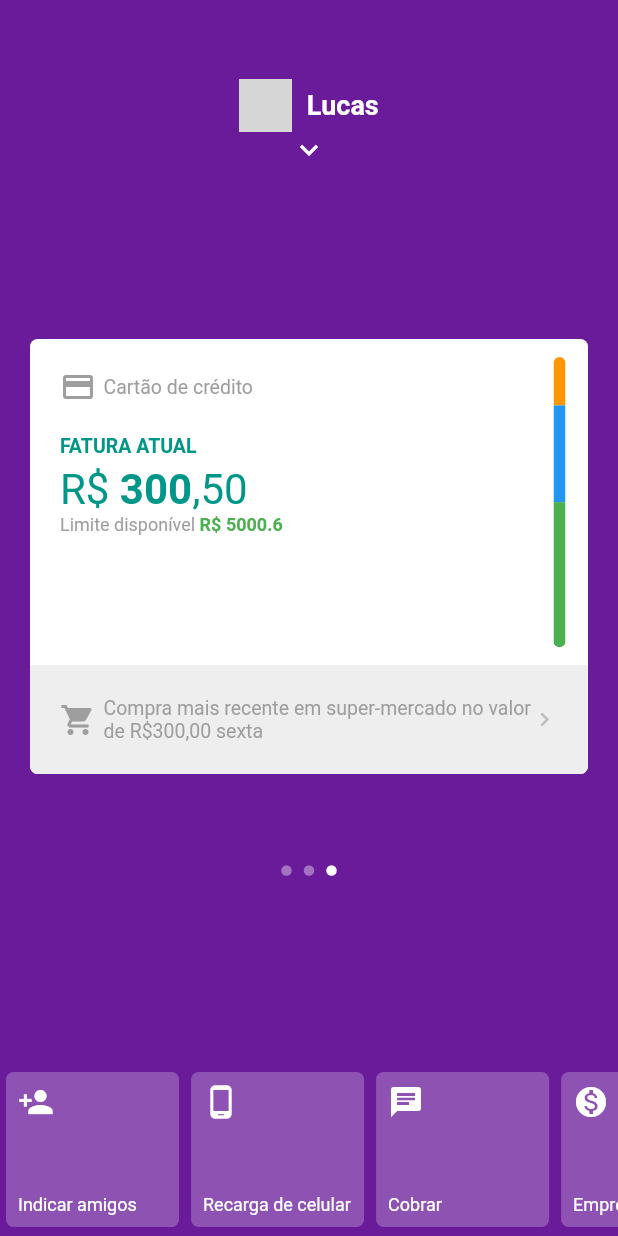
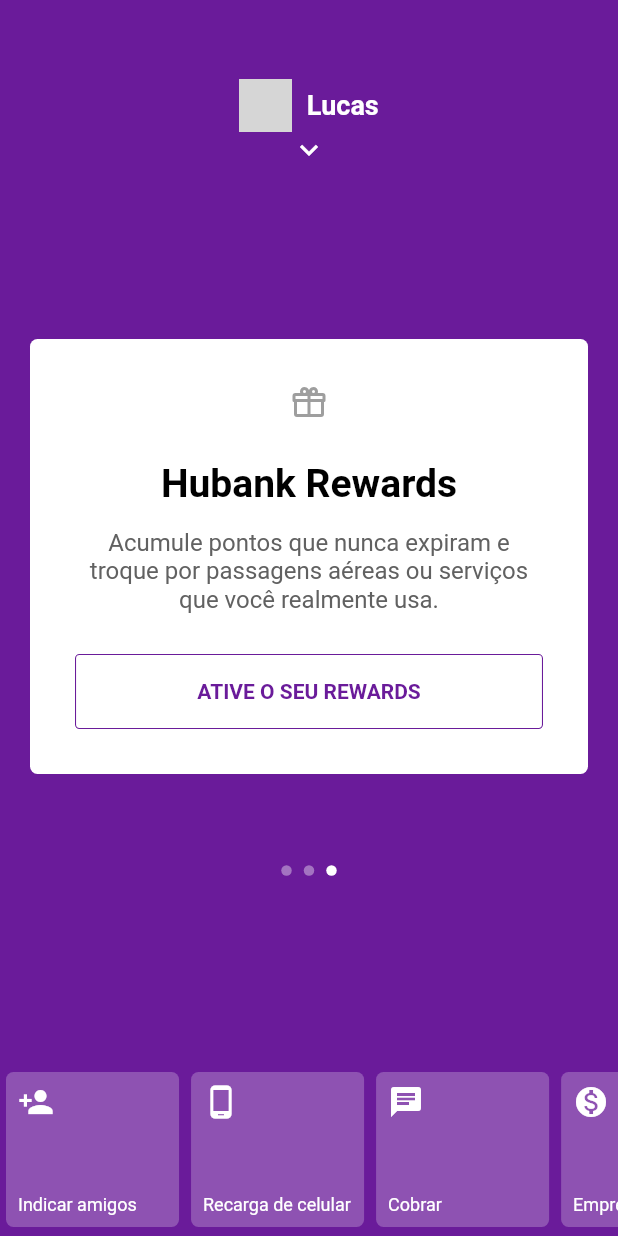
Before and after one commit to lucas-marciano/hubank, a Flutter app: the screen it shows after launch, swiped to page 3, on a phone screen of 412 x 824 dp. Run offline on Flutter 3.47's test engine with Material 2 defaults, Android fonts, the phone set to English and light mode, and no system bars; our stand-ins replace flutter_svg; network calls fail; grey boxes are pictures that could not be loaded.

Commit message:
criando micro componentes para os cards

```diff
--- a/lib/pages/home/widgets/body/page_view_app.dart
+++ b/lib/pages/home/widgets/body/page_view_app.dart
@@ -2,6 +2,7 @@
 import 'package:hubank/pages/home/widgets/cards/card_app.dart';
 import 'package:hubank/pages/home/widgets/cards/count_card.dart';
 import 'package:hubank/pages/home/widgets/cards/info_card.dart';
+import 'package:hubank/pages/home/widgets/cards/reward_card.dart';
 
 class PageViewApp extends StatelessWidget {
   final double screenHeight;
@@ -36,7 +37,7 @@
           children: <Widget>[
             CardApp(child: InfoCard()),
             CardApp(child: CountCard()),
-            CardApp(child: InfoCard()),
+            CardApp(child: RewardCard()),
           ],
         ),
       ),
--- a/lib/pages/home/widgets/cards/info_card.dart
+++ b/lib/pages/home/widgets/cards/info_card.dart
@@ -1,40 +1,8 @@
 import 'package:flutter/material.dart';
+import 'package:hubank/pages/home/widgets/cards/card_components/bottom_card.dart';
+import 'package:hubank/pages/home/widgets/cards/card_components/title_card.dart';
 
 class InfoCard extends StatelessWidget {
-  // TODO: make it this method receive a model to fill the last buy
-  Widget _buildBottomInfo() => Expanded(
-        flex: 1,
-        child: Container(
-          color: Colors.grey[200],
-          child: Padding(
-            padding: const EdgeInsets.all(20),
-            child: Row(
-              mainAxisAlignment: MainAxisAlignment.spaceBetween,
-              children: [
-                Icon(
-                  Icons.shopping_cart,
-                  color: Colors.grey,
-                ),
-                SizedBox(width: 5),
-                Flexible(
-                  child: Text(
-                    "Compra mais recente em super-mercado no valor de R\$300,00 sexta",
-                    style: TextStyle(
-                      color: Colors.grey,
-                      fontSize: 13,
-                    ),
-                  ),
-                ),
-                Icon(
-                  Icons.chevron_right,
-                  color: Colors.grey[400],
-                  size: 18,
-                ),
-              ],
-            ),
-          ),
-        ),
-      );
 
   Widget _buildTopInfo() => Expanded(
         flex: 3,
@@ -47,18 +15,9 @@
                   child: Column(
                     crossAxisAlignment: CrossAxisAlignment.start,
                     children: [
-                      Row(
-                        children: [
-                          Icon(Icons.credit_card, color: Colors.grey),
-                          SizedBox(width: 5),
-                          Text(
-                            "Cartão de crédito",
-                            style: TextStyle(
-                              color: Colors.grey,
-                              fontSize: 13,
-                            ),
-                          ),
-                        ],
+                      TitleCard(
+                        icon: Icons.credit_card,
+                        text: "Cartão de crédito",
                       ),
                       SizedBox(
                         height: 20,
@@ -176,7 +135,10 @@
       child: Column(
         children: [
           _buildTopInfo(),
-          _buildBottomInfo(),
+          BottomCard(
+            description:
+                "Compra mais recente em super-mercado no valor de R\$300,00 sexta",
+          ),
         ],
       ),
     );
--- /dev/null
+++ b/lib/pages/home/widgets/cards/reward_card.dart
@@ -0,0 +1,76 @@
+import 'package:flutter/material.dart';
+import 'package:flutter_svg/flutter_svg.dart';
+
+class RewardCard extends StatefulWidget {
+  @override
+  _RewardCardState createState() => _RewardCardState();
+}
+
+class _RewardCardState extends State<RewardCard> {
+  bool _buttomPressed = false;
+  @override
+  Widget build(BuildContext context) {
+    return Padding(
+      padding: const EdgeInsets.all(30),
+      child: Column(
+        mainAxisAlignment: MainAxisAlignment.spaceBetween,
+        children: <Widget>[
+          SvgPicture.asset(
+            'assets/icons/gift-outline.svg',
+            color: Colors.grey,
+            semanticsLabel: 'Hubank Rewards',
+          ),
+          Column(
+            children: <Widget>[
+              Text(
+                'Hubank Rewards',
+                style: TextStyle(
+                    color: Colors.black,
+                    fontWeight: FontWeight.bold,
+                    fontSize: 26),
+              ),
+              SizedBox(
+                height: 15,
+              ),
+              Text(
+                'Acumule pontos que nunca expiram e troque por passagens aéreas ou serviços que você realmente usa.',
+                style: TextStyle(color: Colors.grey[700], fontSize: 16),
+                textAlign: TextAlign.center,
+              ),
+            ],
+          ),
+          Container(
+            height: 50,
+            width: double.infinity,
+            decoration: BoxDecoration(
+                borderRadius: BorderRadius.circular(3),
+                border: Border.all(width: 0.7, color: Colors.purple[800])),
+            child: RaisedButton(
+              onHighlightChanged: (pressed) {
+                setState(() {
+                  _buttomPressed = pressed;
+                });
+              },
+              child: Text(
+                'ATIVE O SEU REWARDS',
+                style: TextStyle(fontWeight: FontWeight.bold, fontSize: 14),
+              ),
+              highlightColor: Colors.purple[800],
+              disabledTextColor: Colors.white,
+              textColor: _buttomPressed ? Colors.white : Colors.purple[800],
+              shape: RoundedRectangleBorder(
+                  borderRadius: BorderRadius.circular(3)),
+              color: Colors.transparent,
+              elevation: 0,
+              disabledElevation: 0,
+              focusElevation: 0,
+              highlightElevation: 0,
+              hoverElevation: 0,
+              onPressed: () {},
+            ),
+          )
+        ],
+      ),
+    );
+  }
+}
--- a/pubspec.yaml
+++ b/pubspec.yaml
@@ -45,9 +45,9 @@
   uses-material-design: true
 
   # To add assets to your application, add an assets section, like this:
-  # assets:
-  #   - images/a_dot_burr.jpeg
-  #   - images/a_dot_ham.jpeg
+  assets:
+    - assets/icons/
+    - assets/images/
 
   # An image asset can refer to one or more resolution-specific "variants", see
   # https://flutter.dev/assets-and-images/#resolution-aware.
```
Also changed, not shown: lib/pages/home/widgets/cards/card_components/bottom_card.dart (added, +44 -0 lines), lib/pages/home/widgets/cards/card_components/title_card.dart (added, +27 -0 lines), lib/pages/home/widgets/cards/count_card.dart (+33 -71 lines), 1 other file.
